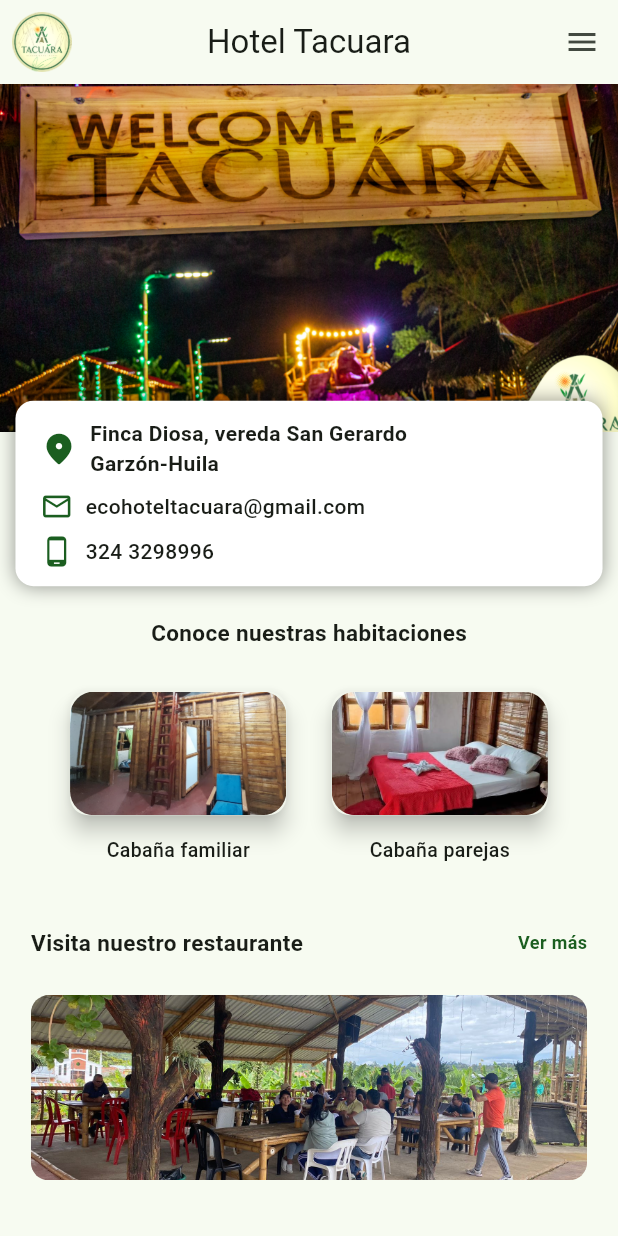
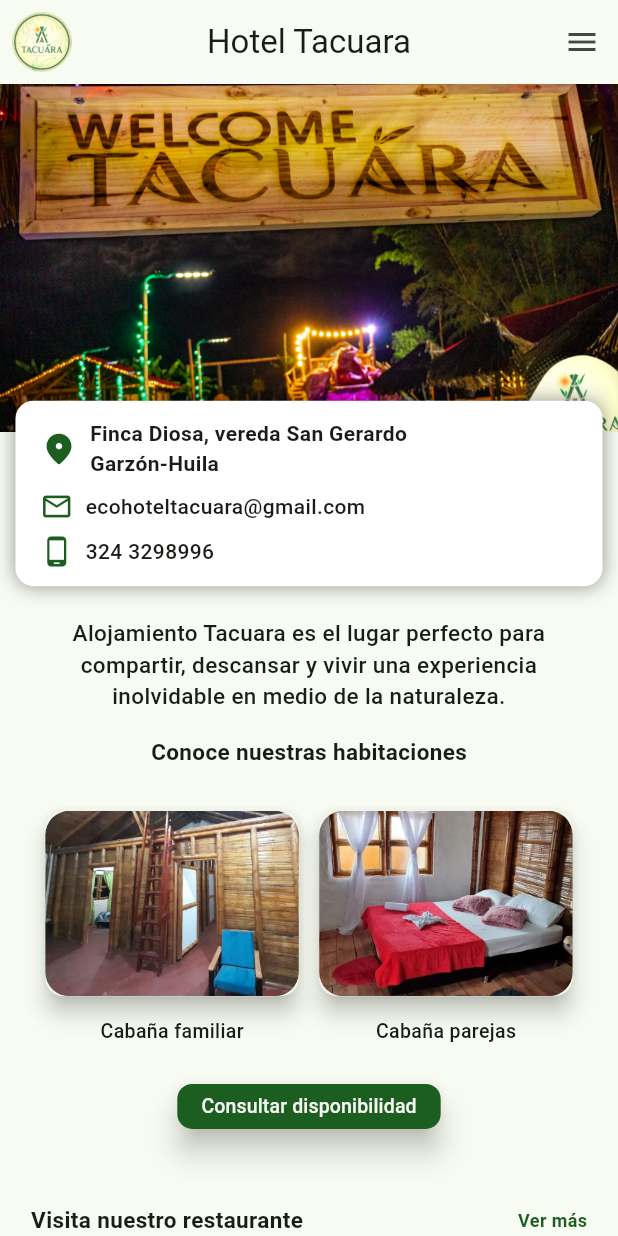
Before and after one commit to Lorena2387/tacuara_app, a Flutter app: the screen it shows after launch, on a phone screen of 412 x 824 dp. Run offline on Flutter 3.47's test engine with Material 2 defaults, Android fonts, the phone set to English and light mode, and no system bars; drawn by our look-alikes of carousel_slider; our stand-ins replace firebase_core; accounts and stored records are empty.

Commit message:
modificaciones de las fotos de las cabañas

```diff
--- a/tacuara_app/lib/modules/dashboard_module/views/dashboard_view.dart
+++ b/tacuara_app/lib/modules/dashboard_module/views/dashboard_view.dart
@@ -176,6 +176,17 @@
               crossAxisAlignment: CrossAxisAlignment.center,
               children: [
                 const Text(
+                  'Alojamiento Tacuara es el lugar perfecto para compartir, descansar y vivir una experiencia inolvidable en medio de la naturaleza.',
+                  textAlign: TextAlign.center,
+                  style: TextStyle(
+                    fontSize: 15,
+                    fontWeight: FontWeight.w500,
+                  ),
+                ),
+                SizedBox(
+                  height: size.height * 0.02,
+                ),
+                const Text(
                   'Conoce nuestras habitaciones',
                   style: TextStyle(
                     fontSize: 15,
@@ -206,8 +217,8 @@
                                 //             const CabanaFamiliar()));
                               },
                               child: Image(
-                                width: size.width * 0.35,
-                                height: size.width * 0.2,
+                                width: size.width * 0.41,
+                                height: size.width * 0.3,
                                 image: const AssetImage(
                                   Images.cabanaFamiliar,
                                 ),
@@ -247,8 +258,8 @@
                                 //             const CabanaParejas()));
                               },
                               child: Image(
-                                width: size.width * 0.35,
-                                height: size.width * 0.2,
+                                width: size.width * 0.41,
+                                height: size.width * 0.3,
                                 image: const AssetImage(Images.cabanaParejas3),
                                 fit: BoxFit.cover,
                               ),
@@ -270,6 +281,27 @@
                     )
                   ],
                 ),
+                SizedBox(
+                  height: size.height * 0.02,
+                ),
+                MaterialButton(
+                  onPressed: () {},
+                  elevation: 8,
+                  minWidth: 100,
+                  height: 30,
+                  color: AppThemes.primaryColor,
+                  shape: RoundedRectangleBorder(
+                    borderRadius: BorderRadius.circular(10),
+                  ),
+                  child: const Text(
+                    'Consultar disponibilidad',
+                    style: TextStyle(
+                      fontSize: 13,
+                      fontWeight: FontWeight.w500,
+                      color: AppThemes.secundaryColor,
+                    ),
+                  ),
+                )
               ],
             ),
           ),
```
